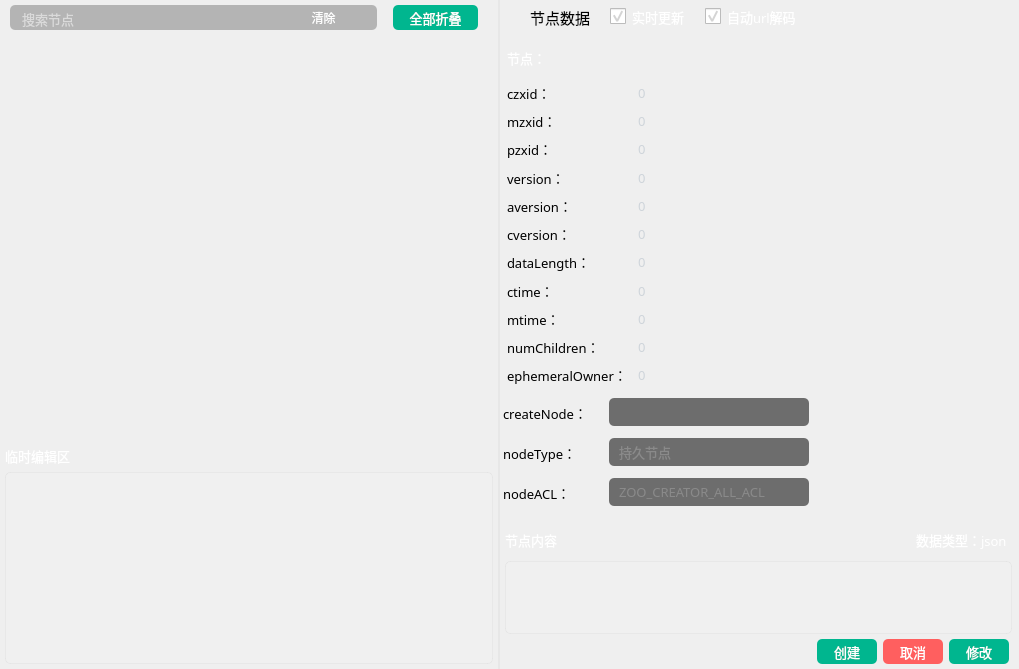
This is Fdog-Kit/module_zookeeper/zookeeperwidget.ui in HuaGouFdog/Fdog-Kit as Qt 5 draws it before an edit. The edited form follows.
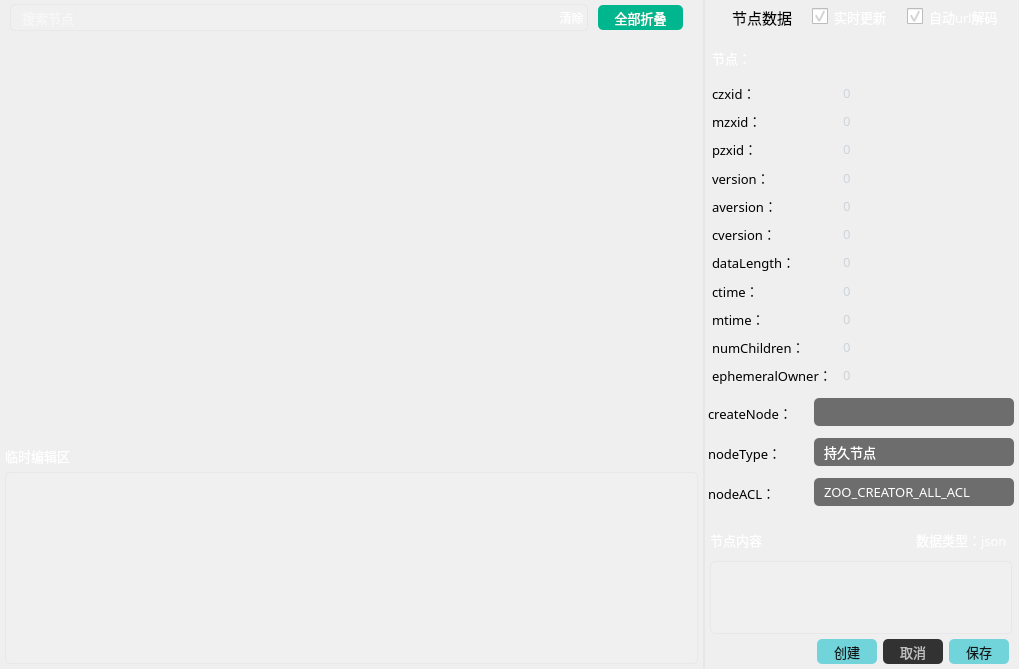
This is the edited form. Icons and pictures are not drawn.

Commit message: 优化comboBox组件ui，统一风格，完善文本框菜单功能，优化提示框过小的问题

What changed in the file:
```diff
--- a/Fdog-Kit/module_zookeeper/zookeeperwidget.ui
+++ b/Fdog-Kit/module_zookeeper/zookeeperwidget.ui
@@ -44,6 +44,38 @@
 }
 
 
+QComboBox{
+	color:#ffffff;
+	border:1px solid #1e2d36;
+	border-radius:3px;
+	background:transparent;
+}
+QComboBox:disabled{
+	border:1px solid gray;
+	color:gray;
+}
+
+QComboBox::drop-down{
+	background:transparent;
+}
+QComboBox::down-arrow{
+	border-image: url(:/lib/up.png);
+    width:20px;
+	height:20px;
+}
+
+
+QComboBox::down-arrow:enabled{
+	color:#52DCFE;
+}
+QComboBox QAbstractItemView{
+	outline:0px solid gray;
+	border:1px solid #1e2d36;
+	color:#ffffff;
+	background-color:#1e2d36;
+	selection-background-color:#52DCFE;
+}
+
 QCheckBox::indicator{
                 width:16px;
                 height:16px;
@@ -112,6 +144,12 @@
       <number>0</number>
      </property>
      <widget class="QWidget" name="verticalWidget_1_l" native="true">
+      <property name="sizePolicy">
+       <sizepolicy hsizetype="Expanding" vsizetype="Preferred">
+        <horstretch>10</horstretch>
+        <verstretch>0</verstretch>
+       </sizepolicy>
+      </property>
       <property name="styleSheet">
        <string notr="true">#verticalWidget_1_l{
 color: rgb(255, 255, 255);
@@ -149,7 +187,7 @@
          </property>
          <layout class="QHBoxLayout" name="horizontalLayout_3">
           <property name="spacing">
-           <number>16</number>
+           <number>10</number>
           </property>
           <property name="leftMargin">
            <number>10</number>
@@ -174,20 +212,29 @@
             <property name="maximumSize">
              <size>
               <width>16777215</width>
-              <height>25</height>
+              <height>27</height>
              </size>
             </property>
+            <property name="font">
+             <font>
+              <pointsize>10</pointsize>
+             </font>
+            </property>
             <property name="styleSheet">
              <string notr="true">#widget_1_3_l_1{
 color: rgb(255, 255, 255);
-	background-color: rgba(140, 140, 140, 150);
-border: 0px solid rgba(255, 255, 255, 0);
+border: 1px solid rgba(197, 197, 197,50);
+background-color: rgba(255, 255, 255, 20);
 border-radius: 5px;
+color: rgb(255, 255, 255);
 padding-left:10px;
 padding-right:10px;
 }</string>
             </property>
             <layout class="QHBoxLayout" name="horizontalLayout_6">
+             <property name="spacing">
+              <number>0</number>
+             </property>
              <property name="leftMargin">
               <number>10</number>
              </property>
@@ -195,7 +242,7 @@
               <number>0</number>
              </property>
              <property name="rightMargin">
-              <number>10</number>
+              <number>0</number>
              </property>
              <property name="bottomMargin">
               <number>0</number>
@@ -217,8 +264,11 @@
                  <bold>false</bold>
                 </font>
                </property>
+               <property name="contextMenuPolicy">
+                <enum>Qt::NoContextMenu</enum>
+               </property>
                <property name="styleSheet">
-                <string notr="true">background-color: rgba(255, 255, 255, 0);
+                <string notr="true">
 color: rgb(255, 255, 255);</string>
                </property>
                <property name="placeholderText">
@@ -226,40 +276,6 @@
                </property>
               </widget>
              </item>
-             <item>
-              <widget class="QToolButton" name="toolButton_clear">
-               <property name="styleSheet">
-                <string notr="true">QToolButton {
-	color: rgb(255, 255, 255);
-	background-color: rgba(255, 95, 95, 0);
-	border-radius: 5px;
-}
-
-QToolButton::menu-indicator { 
-	image: None;
-}
-
- 
-QToolButton:hover {
-	color: rgb(255, 255, 255);
-	background-color: rgba(255, 95, 95, 0);
-}</string>
-               </property>
-               <property name="text">
-                <string>清除</string>
-               </property>
-               <property name="icon">
-                <iconset resource="../lib.qrc">
-                 <normaloff>:/lib/icon-close4.png</normaloff>:/lib/icon-close4.png</iconset>
-               </property>
-               <property name="iconSize">
-                <size>
-                 <width>25</width>
-                 <height>25</height>
-                </size>
-               </property>
-              </widget>
-             </item>
              <item>
               <widget class="QToolButton" name="toolButton_sensitive">
                <property name="toolTip">
@@ -316,6 +332,40 @@
                </property>
               </widget>
              </item>
+             <item>
+              <widget class="QToolButton" name="toolButton_clear">
+               <property name="styleSheet">
+                <string notr="true">QToolButton {
+	color: rgb(255, 255, 255);
+	background-color: rgba(255, 95, 95, 0);
+	border-radius: 5px;
+}
+
+QToolButton::menu-indicator { 
+	image: None;
+}
+
+ 
+QToolButton:hover {
+	color: rgb(255, 255, 255);
+	background-color: rgba(255, 95, 95, 0);
+}</string>
+               </property>
+               <property name="text">
+                <string>清除</string>
+               </property>
+               <property name="icon">
+                <iconset resource="../lib.qrc">
+                 <normaloff>:/lib/icon-close4.png</normaloff>:/lib/icon-close4.png</iconset>
+               </property>
+               <property name="iconSize">
+                <size>
+                 <width>25</width>
+                 <height>25</height>
+                </size>
+               </property>
+              </widget>
+             </item>
             </layout>
            </widget>
           </item>
@@ -499,12 +549,16 @@
 	border: 0px;
 	outline: 0px;
     color: rgb(255, 255, 255);
-	background-color: rgb(25, 25, 25, 155);
+	border: 1px solid rgba(197, 197, 197,50);
+	background-color: rgba(255, 255, 255, 20);
+	border-radius: 2px;
 }
 QTreeWidget::item:selected{
     border: 0px;
 	outline: 0px;
-	background-color: rgb(25, 25, 25, 155);
+	border: 1px solid rgba(197, 197, 197,50);
+	background-color: rgba(255, 255, 255, 20);
+	border-radius: 2px;
 }
 QTreeWidget::item:selected:active{
     border: 0px;
@@ -882,7 +936,7 @@
               </widget>
              </item>
              <item>
-              <widget class="QTextEdit" name="textEdit_data_2">
+              <widget class="QTextEdit" name="textEdit_data_edit">
                <property name="sizePolicy">
                 <sizepolicy hsizetype="Expanding" vsizetype="Maximum">
                  <horstretch>0</horstretch>
@@ -906,7 +960,7 @@
                 <enum>Qt::CustomContextMenu</enum>
                </property>
                <property name="styleSheet">
-                <string notr="true">#textEdit_data_2{
+                <string notr="true">#textEdit_data_edit{
 	border: 1px solid rgba(197, 197, 197,50);
 	background-color: rgba(255, 255, 255, 20);
 	border-radius: 5px;
@@ -980,6 +1034,12 @@
       </layout>
      </widget>
      <widget class="QWidget" name="verticalWidget_1_r" native="true">
+      <property name="sizePolicy">
+       <sizepolicy hsizetype="Expanding" vsizetype="Preferred">
+        <horstretch>1</horstretch>
+        <verstretch>0</verstretch>
+       </sizepolicy>
+      </property>
       <property name="maximumSize">
        <size>
         <width>16777215</width>
@@ -2103,9 +2163,8 @@
                </property>
                <property name="styleSheet">
                 <string notr="true">QComboBox{
-	color:#ffffff;
 	border:0px solid #8a8a8a;
-	color: rgb(138, 138, 138);
+	color: rgb(255, 255, 255);
 	border-radius:5px;
 	background-color: rgb(25, 25, 25, 155);
 	padding-left:10px;
@@ -2140,7 +2199,7 @@
 	outline: 0px solid gray;   /* 选定项的虚框 */
 	border:1px solid #1e2d36;
 	color:#ffffff;
-	background-color:#1e2d36;
+	background-color: rgb(35, 39, 46);
 	selection-background-color:rgb(37, 84, 138);
 	border-radius:0px;
 	padding-bottom:2px;
@@ -2156,13 +2215,13 @@
 
 QComboBox QAbstractItemView::item:hover {
     color:rgb(255,255,255);
-	background-color: rgb(37, 84, 138);
+	background-color: rgba(255, 255, 255, 20);
 }
  
 /* 下拉后，整个下拉窗体被选择的每项的样式 */
 QComboBox QAbstractItemView::item:selected {
     color:rgb(255,255,255);
-	background-color: rgb(37, 84, 138);
+	background-color: rgba(255, 255, 255, 20);
 }
 </string>
                </property>
@@ -2283,9 +2342,8 @@
                </property>
                <property name="styleSheet">
                 <string notr="true">QComboBox{
-	color:#ffffff;
 	border:0px solid #8a8a8a;
-	color: rgb(138, 138, 138);
+	color: rgb(255, 255, 255);
 	border-radius:5px;
 	background-color: rgb(25, 25, 25, 155);
 	padding-left:10px;
@@ -2320,7 +2378,7 @@
 	outline: 0px solid gray;   /* 选定项的虚框 */
 	border:1px solid #1e2d36;
 	color:#ffffff;
-	background-color:#1e2d36;
+	background-color: rgb(35, 39, 46);
 	selection-background-color:rgb(37, 84, 138);
 	border-radius:0px;
 	padding-bottom:2px;
@@ -2336,13 +2394,13 @@
 
 QComboBox QAbstractItemView::item:hover {
     color:rgb(255,255,255);
-	background-color: rgb(37, 84, 138);
+	background-color: rgba(255, 255, 255, 20);
 }
  
 /* 下拉后，整个下拉窗体被选择的每项的样式 */
 QComboBox QAbstractItemView::item:selected {
     color:rgb(255,255,255);
-	background-color: rgb(37, 84, 138);
+	background-color: rgba(255, 255, 255, 20);
 }
 </string>
                </property>
@@ -2743,9 +2801,8 @@
                   </property>
                   <property name="styleSheet">
                    <string notr="true">QToolButton {
-	color: rgb(255, 255, 255);
-	
-	background-color: rgb(0, 182, 143);
+	color: rgb(20, 20, 20);
+	background-color: rgb(113, 212, 219);
 	border-radius: 5px;
 }
 
@@ -2753,10 +2810,9 @@
 	image: None;
 }
 
- 
 QToolButton:hover {
-	color: rgb(255, 255, 255);
-	background-color: rgb(0, 182, 143);
+	color: rgb(0, 0, 0);
+	background-color: rgb(0, 255, 255);
 }</string>
                   </property>
                   <property name="text">
@@ -2796,8 +2852,9 @@
                   </property>
                   <property name="styleSheet">
                    <string notr="true">QToolButton {
-	color: rgb(255, 255, 255);
-	background-color: rgb(255, 95, 95);
+	
+    color: rgb(191, 191, 191);
+	background-color: rgb(50, 50, 50);
 	border-radius: 5px;
 }
 
@@ -2807,8 +2864,8 @@
 
  
 QToolButton:hover {
-	color: rgb(255, 255, 255);
-	background-color: rgb(255, 95, 95);
+    color: rgb(255, 255, 255);
+	background-color: rgb(54, 54, 54);
 }</string>
                   </property>
                   <property name="text">
@@ -2848,9 +2905,8 @@
                   </property>
                   <property name="styleSheet">
                    <string notr="true">QToolButton {
-	color: rgb(255, 255, 255);
-	
-	background-color: rgb(0, 182, 143);
+	color: rgb(20, 20, 20);
+	background-color: rgb(113, 212, 219);
 	border-radius: 5px;
 }
 
@@ -2858,14 +2914,13 @@
 	image: None;
 }
 
- 
 QToolButton:hover {
-	color: rgb(255, 255, 255);
-	background-color: rgb(0, 182, 143);
+	color: rgb(0, 0, 0);
+	background-color: rgb(0, 255, 255);
 }</string>
                   </property>
                   <property name="text">
-                   <string>修改</string>
+                   <string>保存</string>
                   </property>
                   <property name="iconSize">
                    <size>
```
The commit also changes 4 other files.
